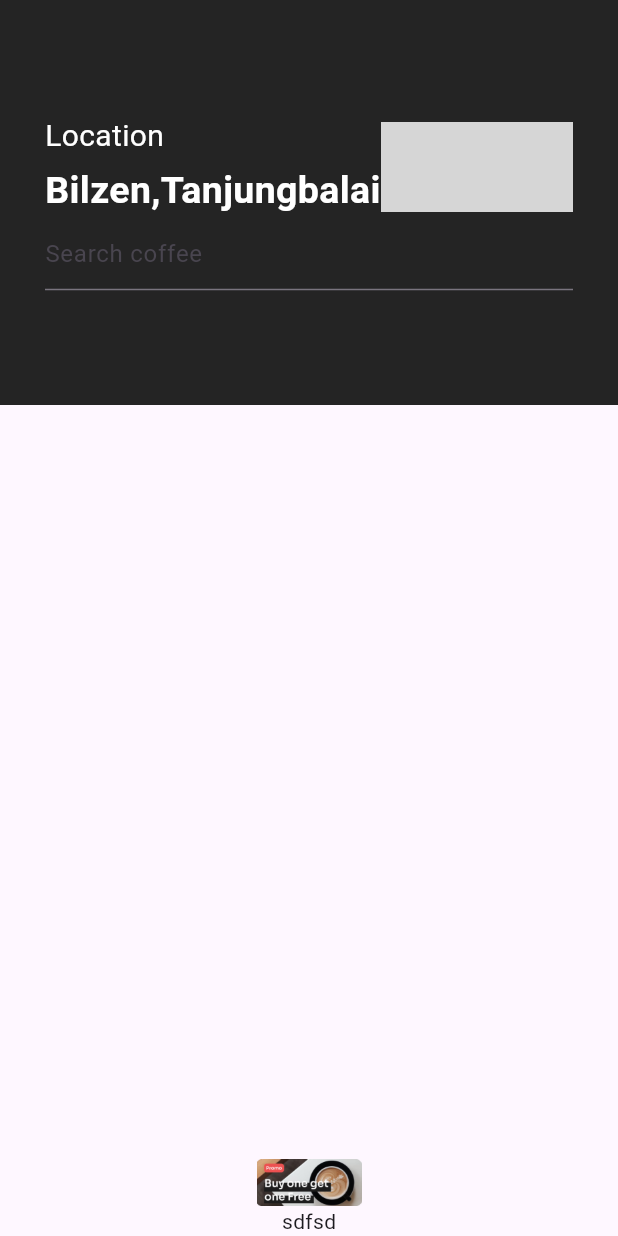
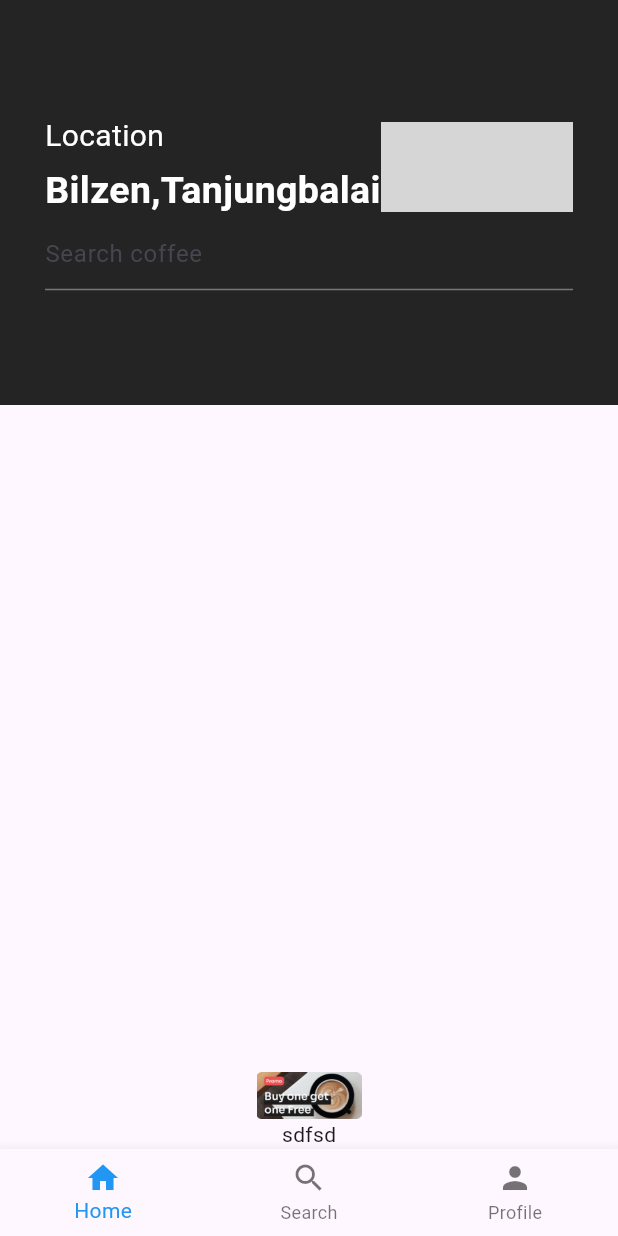
Before and after one commit to TukhtayevaRoziya/flutter_learn, a Flutter app: the screen it shows after launch, after a tap on "Continue with Google", on a phone screen of 412 x 824 dp. Run offline on Flutter 3.47's test engine with Material 3 defaults, Android fonts, the phone set to English and light mode, and no system bars; grey boxes are pictures that could not be loaded.

Commit message:
adding bottom navbar

```diff
--- a/my_app_1/lib/main.dart
+++ b/my_app_1/lib/main.dart
@@ -9,7 +9,10 @@ class MyApp extends StatelessWidget {
   @override
   Widget build(BuildContext context) {
     return MaterialApp(
-      debugShowCheckedModeBanner: false,
+      title: 'Bottom Navigation Bar Example',
+      theme: ThemeData(
+        primarySwatch: Colors.blue,
+      ),
       home: LoginPage(),
     );
   }
--- a/my_app_1/lib/pages/home.dart
+++ b/my_app_1/lib/pages/home.dart
@@ -1,14 +1,149 @@
+// import 'package:flutter/material.dart';
+
+// class HomePage extends StatelessWidget {
+
+//   final String data;
+
+//   HomePage({required this.data});
+
+//   @override
+//   Widget build(BuildContext context) {
+//     return Scaffold(
+//         body: Container(
+//       child: Column(mainAxisAlignment: MainAxisAlignment.start, children: [
+//         Container(
+//             color: Color(0xff242424),
+//             padding: EdgeInsets.only(left: 30, right: 30),
+//             height: 270,
+//             width: MediaQuery.of(context).size.width * 1,
+//             child:
+//                 Column(mainAxisAlignment: MainAxisAlignment.center, children: [
+//               Row(children: [
+//                 Column(
+//                   mainAxisAlignment: MainAxisAlignment.center,
+//                   crossAxisAlignment: CrossAxisAlignment.start,
+//                   children: [
+//                     Text(
+//                       'Location',
+//                       style: TextStyle(color: Colors.white, fontSize: 20),
+//                     ),
+//                     const SizedBox(height: 4),
+//                     Text(
+//                       'Bilzen,Tanjungbalai',
+//                       style: TextStyle(
+//                           color: Colors.white,
+//                           fontSize: 25,
+//                           fontWeight: FontWeight.bold),
+//                     ),
+
+//                     // ),
+//                   ],
+//                 ),
+//                 Expanded(
+//                     child: Image.asset(
+//                   'assets/profilePic.png',
+//                   fit: BoxFit.contain,
+//                   alignment: Alignment.bottomCenter,
+//                   width: 70,
+//                   height: 60,
+//                 ))
+//               ]),
+//               Column(
+//                 children: [
+//                   TextFormField(
+//                     style: TextStyle(
+//                       color: Colors.white,
+//                     ),
+//                     decoration: const InputDecoration(
+//                         //  border: InputBorder(borderSide: BorderSide(width: 15, C)),
+//                         hintText: 'Search coffee',
+//                         fillColor: Colors.white),
+//                     validator: (String? value) {
+//                       if (value == null || value.isEmpty) {
+//                         return 'Please enter Search coffee';
+//                       }
+//                       return null;
+//                     },
+//                   ),
+//                 ],
+//               ),
+//             ])),
+//         Expanded(
+//             child: Image.asset(
+//           'assets/home_1.png',
+//           fit: BoxFit.contain,
+//           alignment: Alignment.bottomCenter,
+//           width: 70,
+//           height: 60,
+//         )),
+//         Text('sdfsd')
+//       ]),
+//     ));
+//   }
+// }
+
 import 'package:flutter/material.dart';
 
-class HomePage extends StatelessWidget {
+// void main() {
+//   runApp(MyApp());
+// }
 
-  final String data;
+// class MyApp extends StatelessWidget {
+//   @override
+//   Widget build(BuildContext context) {
+//     return MaterialApp(
+//       // title: 'Bottom Navigation Bar Example',
+//       // theme: ThemeData(
+//       //   primarySwatch: Colors.blue,
+//       // ),
+//       home: HomePage(),
+//     );
+//   }
+// }
 
-  HomePage({required this.data});
+class HomePage extends StatefulWidget {
+  @override
+  _HomePageState createState() => _HomePageState();
+}
+
+class _HomePageState extends State<HomePage> {
+  int _currentIndex = 0;
+
+  final List<Widget> _children = [
+    HomeScreen(),
+    SearchScreen(),
+    ProfileScreen(),
+  ];
+
+  void onTappedBar(int index) {
+    setState(() {
+      _currentIndex = index;
+    });
+  }
 
   @override
   Widget build(BuildContext context) {
     return Scaffold(
+        // body: _children[_currentIndex],
+        bottomNavigationBar: BottomNavigationBar(
+          items: const [
+            BottomNavigationBarItem(
+              icon: Icon(Icons.home),
+              label: 'Home',
+            ),
+            BottomNavigationBarItem(
+              icon: Icon(Icons.search),
+              label: 'Search',
+            ),
+            BottomNavigationBarItem(
+              icon: Icon(Icons.person),
+              label: 'Profile',
+            ),
+          ],
+          currentIndex: _currentIndex,
+          selectedItemColor: Colors.blue,
+          onTap: onTappedBar,
+        ),
         body: Container(
           child: Column(mainAxisAlignment: MainAxisAlignment.start, children: [
             Container(
@@ -16,8 +151,9 @@ class HomePage extends StatelessWidget {
                 padding: EdgeInsets.only(left: 30, right: 30),
                 height: 270,
                 width: MediaQuery.of(context).size.width * 1,
-            child:
-                Column(mainAxisAlignment: MainAxisAlignment.center, children: [
+                child: Column(
+                    mainAxisAlignment: MainAxisAlignment.center,
+                    children: [
                       Row(children: [
                         Column(
                           mainAxisAlignment: MainAxisAlignment.center,
@@ -25,7 +161,8 @@ class HomePage extends StatelessWidget {
                           children: [
                             Text(
                               'Location',
-                      style: TextStyle(color: Colors.white, fontSize: 20),
+                              style:
+                                  TextStyle(color: Colors.white, fontSize: 20),
                             ),
                             const SizedBox(height: 4),
                             Text(
@@ -81,3 +218,24 @@ class HomePage extends StatelessWidget {
         ));
   }
 }
+
+class HomeScreen extends StatelessWidget {
+  @override
+  Widget build(BuildContext context) {
+    return Center(child: Text('Home Screen'));
+  }
+}
+
+class SearchScreen extends StatelessWidget {
+  @override
+  Widget build(BuildContext context) {
+    return Center(child: Text('Search Screen'));
+  }
+}
+
+class ProfileScreen extends StatelessWidget {
+  @override
+  Widget build(BuildContext context) {
+    return Center(child: Text('Profile Screen'));
+  }
+}
--- a/my_app_1/lib/pages/login.dart
+++ b/my_app_1/lib/pages/login.dart
@@ -37,7 +37,7 @@ class LoginPage extends StatelessWidget {
                   context,
                   MaterialPageRoute(
                       builder: (context) =>
-                          HomePage(data: 'Hello from First Screen!')),
+                          HomePage()),
                 );
               },
               child: Row(
```
Lines whose indentation alone changed are shown as unchanged.
